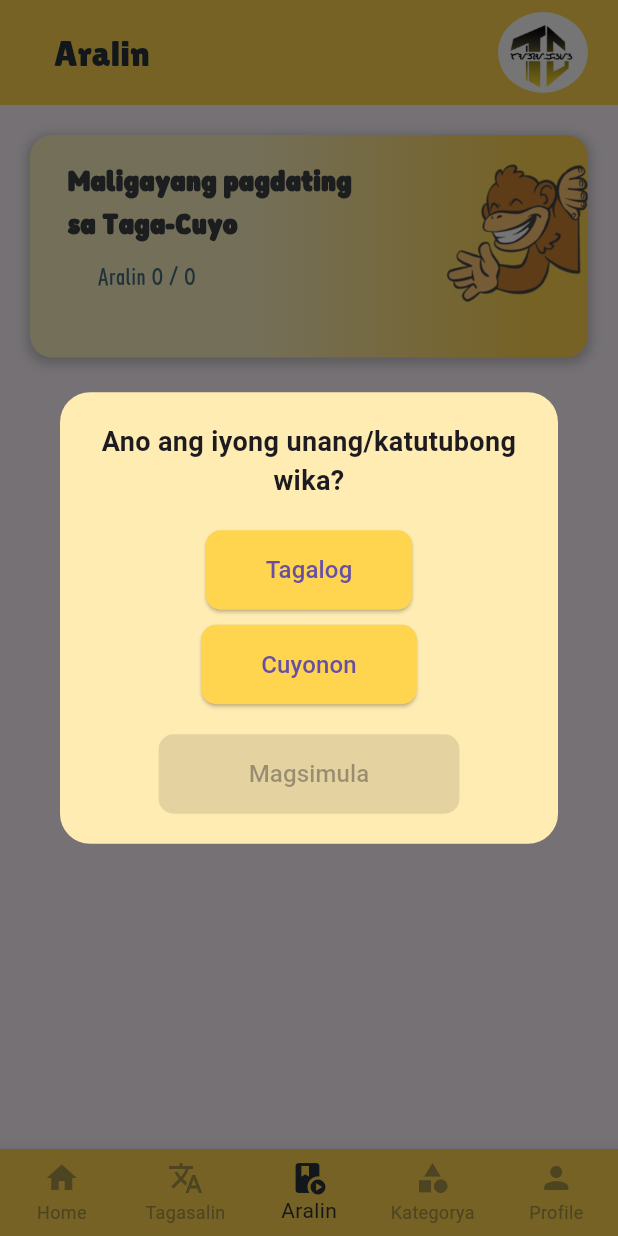
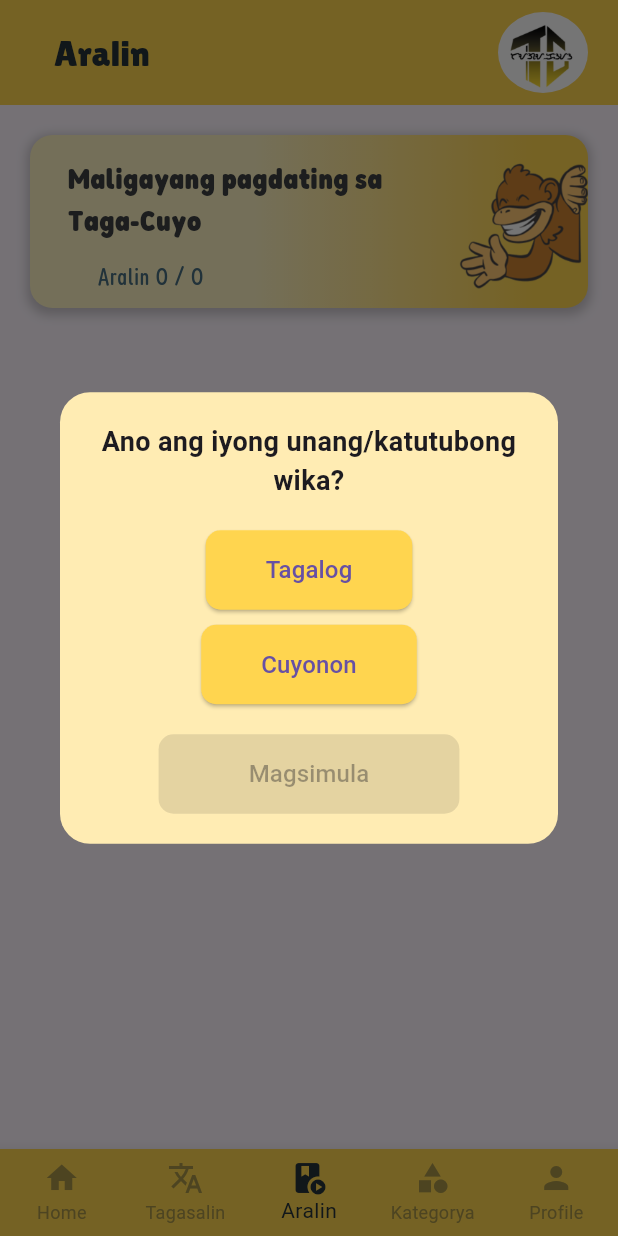
Before and after one commit to zipypie/tagacuyo, a Flutter app: the screen it shows once a user with an empty profile is signed in, swiped to page 3, on a phone screen of 412 x 824 dp. Run offline on Flutter 3.47's test engine with Material 3 defaults, Android fonts, the phone set to English and light mode, and no system bars; our stand-ins replace bloc, cloud_firestore, equatable, firebase_auth, firebase_core, firebase_storage and 6 more; missing offline and left inert: firebase_app_check; accounts and stored records are empty; project files that could hold a hidden picture were left out.

Commit message:
add lesson and translation responsive

```diff
--- a/lib/src/features/screens/main_screens/lesson/lesson_screen.dart
+++ b/lib/src/features/screens/main_screens/lesson/lesson_screen.dart
@@ -127,9 +127,10 @@ class _LessonScreenPageState extends State<LessonScreenPage> {
 
   // Header Section
   Widget _lessonHeader(BuildContext context) {
+    final height = MediaQuery.of(context).size.height;
     return Container(
       width: double.infinity,
-      height: MediaQuery.of(context).size.height * 0.18,
+      height: height * 0.14,
       decoration: BoxDecoration(
         gradient: AppColors.boxGradient,
         borderRadius: BorderRadius.circular(15),
@@ -156,9 +157,13 @@ class _LessonScreenPageState extends State<LessonScreenPage> {
                   crossAxisAlignment:
                       CrossAxisAlignment.start, // Align text to the left
                   children: [
-                    const Text(
+                    Text(
                       'Maligayang pagdating sa Taga-Cuyo',
-                      style: TextStyles.learningtitle,
+                      style: TextStyle(
+                        fontFamily: AppFonts.fcb,
+                        color: Color.fromARGB(255, 60, 63, 65),
+                        fontSize: height * 0.024,
+                      ),
                       textAlign: TextAlign.left, // Align text to the left
                     ),
                     const SizedBox(height: 10),
@@ -166,11 +171,11 @@ class _LessonScreenPageState extends State<LessonScreenPage> {
                       padding: const EdgeInsets.only(left: 20),
                       child: Text(
                         'Aralin $lessonProgress / $maxLength',
-                        style: const TextStyle(
+                        style: TextStyle(
                           fontFamily: AppFonts
                               .fcr, // Ensure this font is defined in your pubspec.yaml
-                          fontSize:
-                              16, // You can adjust the font size as needed
+                          fontSize: height *
+                              0.021, // You can adjust the font size as needed
                           color: Color.fromARGB(
                               255, 73, 109, 126), // Use a color if needed
                         ),
@@ -181,11 +186,11 @@ class _LessonScreenPageState extends State<LessonScreenPage> {
                 ),
               ),
             ),
-            const SizedBox(
+            SizedBox(
               child: CustomImage(
                 src: 'assets/images/monkey.png',
-                width: 100, // Fixed width for the image
-                height: 100,
+                width: height * 0.11, // Fixed width for the image
+                height: height * 0.11,
               ),
             ),
           ],
@@ -198,6 +203,7 @@ class _LessonScreenPageState extends State<LessonScreenPage> {
       BuildContext context, Map<String, dynamic> lesson, String userId) {
     double containerWidth = MediaQuery.of(context).size.width / 2 -
         37; // Half of screen width minus margin
+        final width = MediaQuery.of(context).size.width;
 
     return GestureDetector(
       onTap: () {
@@ -213,15 +219,15 @@ class _LessonScreenPageState extends State<LessonScreenPage> {
         );
       },
       child: SizedBox(
-        width: containerWidth*0.9,
+        width: containerWidth * 0.9,
         height: containerWidth * 1.4,
         child: Column(
           children: [
             Text(
               '${lesson['id']}', // Use lesson id for the lesson number
-              style: const TextStyle(
+              style: TextStyle(
                 fontFamily: AppFonts.fcr,
-                fontSize: 18,
+                fontSize: width *0.047,
                 color: Color.fromARGB(255, 156, 156, 156),
               ),
               textAlign: TextAlign.center, // Center the text
@@ -304,8 +310,8 @@ class _LessonScreenPageState extends State<LessonScreenPage> {
               child: Text(
                 capitalizeFirstLetter(
                     lesson['lesson_name']), // Display lesson name safely
-                style: const TextStyle(
-                  fontSize: 18,
+                style: TextStyle(
+                  fontSize: width *0.05,
                   fontFamily: AppFonts.fcr,
                   color: Color.fromARGB(255, 0, 0, 0),
                 ),
--- a/pubspec.yaml
+++ b/pubspec.yaml
@@ -29,7 +29,7 @@ dependencies:
   firebase_core: ^3.5.0
   cloud_firestore: ^5.4.3
   firebase_auth: ^5.3.0
-  firebase_storage: ^12.3.2
+  firebase_storage: ^12.3.3
   flutter_bloc: ^8.1.6
   shared_preferences: ^2.3.2
   equatable: ^2.0.5
@@ -47,7 +47,6 @@ dependencies:
   hive_generator: ^2.0.1
   shimmer: ^3.0.0
   flutter_cache_manager: ^3.4.1
-  sqflite: ^2.4.0
   intl: ^0.19.0
   flutter_screenutil: ^5.9.3
 
@@ -56,7 +55,7 @@ dev_dependencies:
     sdk: flutter
 
 
-  flutter_lints: ^4.0.0
+  flutter_lints: ^5.0.0
 
 flutter:
 
```
Also changed, not shown: lib/src/features/screens/main_screens/category/category_screen.dart (+2 -9 lines), lib/src/features/screens/main_screens/translator/translator_screen.dart (+11 -9 lines), pubspec.lock, 5 other files.
